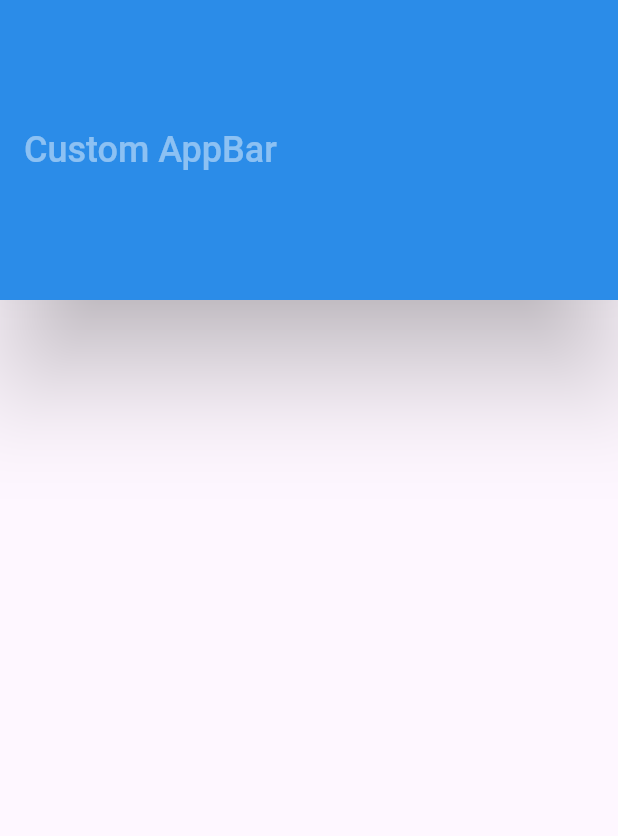
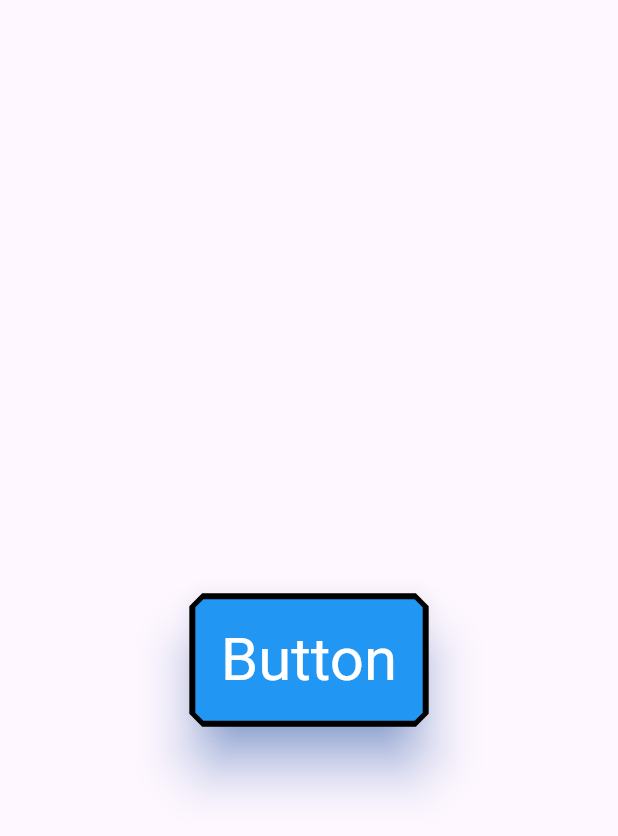
Before and after one commit to buildwithayush/learningWidgetsFlutter, a Flutter app: the screen it shows after launch, on a phone screen of 412 x 824 dp. Shown: the top 836 px of the screen. Run offline on Flutter 3.47's test engine with Material 3 defaults, Android fonts, the phone set to English and light mode, and no system bars.

Commit message:
Learn TextButton Widget

```diff
--- /dev/null
+++ b/lib/common_widget/textbutton_widget/textbutton_widget.dart
@@ -0,0 +1,57 @@
+import 'package:flutter/material.dart';
+
+class TextbuttonWidget extends StatelessWidget {
+  const TextbuttonWidget({super.key});
+
+  @override
+  Widget build(BuildContext context) {
+    return Scaffold(
+      appBar: AppBar(),
+      body: Center(
+        // child: TextButton(
+        //   onPressed: () {
+        //     print('Text Button');
+        //   },
+        //   child: Text(
+        //     'Button',
+        //     style: TextStyle(fontSize: 20, color: Colors.black),
+        //   ),
+        //   onLongPress: () => print('Long Pressed'),
+        // ),
+
+        // child: TextButton.icon(
+
+        //   onPressed: () {},
+        //   label: Text('Button'),
+        //   icon: Icon(Icons.arrow_back,size: 30,),
+        child: TextButton(
+          onPressed: () {
+            print('Text Button');
+          },
+
+          style: TextButton.styleFrom(
+            foregroundColor: Colors.white,
+            backgroundColor: Colors.blue,
+            elevation: 15,
+            padding: EdgeInsets.all(20),
+            shape: BeveledRectangleBorder(
+              borderRadius: BorderRadius.all(Radius.circular(8)),
+            ),
+            shadowColor: Colors.blueAccent,
+            textStyle: TextStyle(
+              fontSize: 40
+            ),
+            side: BorderSide(
+              color: Colors.black,
+              width: 2
+            )
+          ),
+          child: Text(
+            'Button',
+
+          ),
+        ),
+      ),
+    );
+  }
+}
--- a/lib/main.dart
+++ b/lib/main.dart
@@ -1,5 +1,5 @@
 import 'package:flutter/material.dart';
-import 'package:widgetsflutter/common_widget/appbar_widget/appbar_customization.dart';
+import 'package:widgetsflutter/common_widget/textbutton_widget/textbutton_widget.dart';
 
 
 void main() {
@@ -13,7 +13,7 @@ class MyApp extends StatelessWidget {
   Widget build(BuildContext context) {
     return MaterialApp(
       debugShowCheckedModeBanner: false,
-      home: const AppbarCustomization(),
+      home: const TextbuttonWidget(),
     );
   }
 }
```
